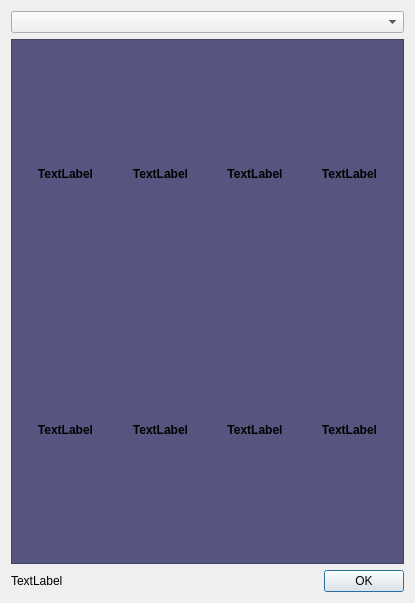
First picture: the form in csatelliteevent.ui, repository PavelMr/skytechx, before the edit.
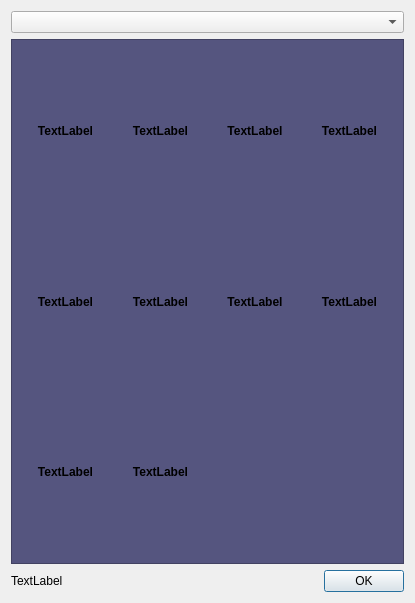
Second picture: the form after the edit.

What changed in the file:
```diff
--- a/csatelliteevent.ui
+++ b/csatelliteevent.ui
@@ -184,6 +184,54 @@
           </property>
          </widget>
         </item>
+        <item row="0" column="1">
+         <widget class="QLabel" name="label_3">
+          <property name="font">
+           <font>
+            <weight>75</weight>
+            <bold>true</bold>
+           </font>
+          </property>
+          <property name="text">
+           <string>TextLabel</string>
+          </property>
+          <property name="alignment">
+           <set>Qt::AlignCenter</set>
+          </property>
+         </widget>
+        </item>
+        <item row="2" column="0">
+         <widget class="QLabel" name="label_9">
+          <property name="font">
+           <font>
+            <weight>75</weight>
+            <bold>true</bold>
+           </font>
+          </property>
+          <property name="text">
+           <string>TextLabel</string>
+          </property>
+          <property name="alignment">
+           <set>Qt::AlignCenter</set>
+          </property>
+         </widget>
+        </item>
+        <item row="2" column="1">
+         <widget class="QLabel" name="label_10">
+          <property name="font">
+           <font>
+            <weight>75</weight>
+            <bold>true</bold>
+           </font>
+          </property>
+          <property name="text">
+           <string>TextLabel</string>
+          </property>
+          <property name="alignment">
+           <set>Qt::AlignCenter</set>
+          </property>
+         </widget>
+        </item>
        </layout>
       </item>
      </layout>
```
Left out of the diff: 48 changed lines with no effect on the pictures.
